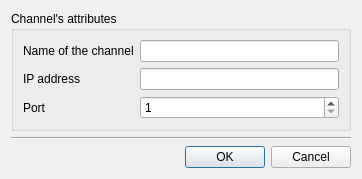
This is Globe/Core/channel_attributes.ui in igormironchik/globe-como as Qt 5 draws it before an edit. The edited form follows.
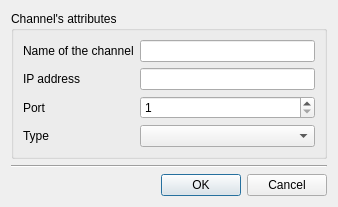
This is the edited form.

Commit message: Implemented plugins system for channels.

Diff of the .ui file:
```diff
--- a/Globe/Core/channel_attributes.ui
+++ b/Globe/Core/channel_attributes.ui
@@ -6,8 +6,8 @@
    <rect>
     <x>0</x>
     <y>0</y>
-    <width>362</width>
-    <height>169</height>
+    <width>338</width>
+    <height>195</height>
    </rect>
   </property>
   <property name="windowTitle">
@@ -59,6 +59,16 @@
           </property>
          </widget>
         </item>
+        <item row="3" column="0">
+         <widget class="QLabel" name="label_4">
+          <property name="text">
+           <string>Type</string>
+          </property>
+         </widget>
+        </item>
+        <item row="3" column="1">
+         <widget class="QComboBox" name="m_type"/>
+        </item>
        </layout>
       </item>
      </layout>
```
The commit also changes 13 other files.
